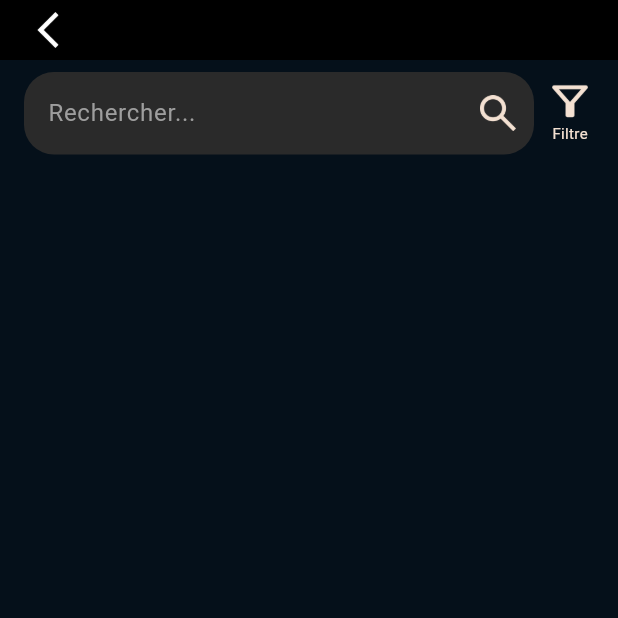
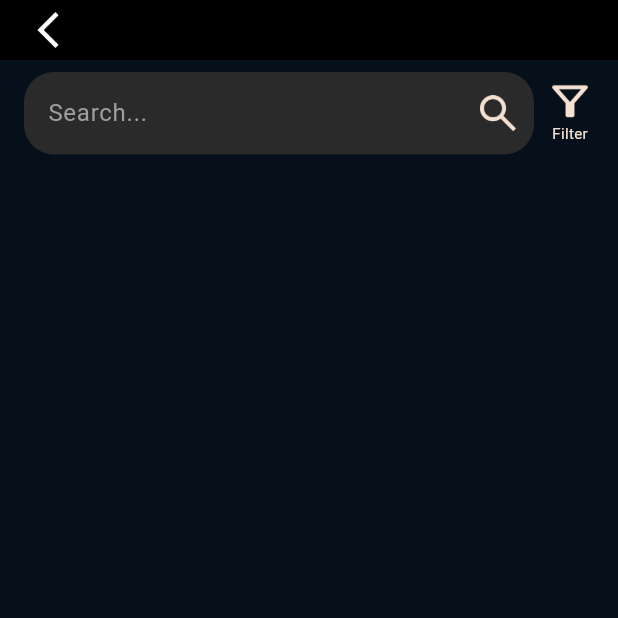
Before and after one commit to LucaLnoo/Lino-Robert-ClapCast-Flutter, a Flutter app: the CategoryScreen screen opened by its route, on a phone screen of 412 x 824 dp, the top half of it. Run offline on Flutter 3.47's test engine with Material 3 defaults, Android fonts, the phone set to English and light mode, and no system bars; our stand-ins replace dio, qr_flutter, retrofit; missing offline and left inert: dart:ffi; generated files the repository leaves out were written again; network calls fail.

Commit message:
*externalize strings in filterBox, header, imageApi, list_item_page and qr_code

```diff
--- a/ClapCastFlutter/lib/app/widgets/header.dart
+++ b/ClapCastFlutter/lib/app/widgets/header.dart
@@ -1,5 +1,5 @@
 import 'package:flutter/material.dart';
-
+import '../../l10n/app_localizations.dart';
 import '../../generated/assets.dart';
 import '../../ressources/app_color.dart';
 import '../../ressources/app_dimens.dart';
@@ -137,6 +137,7 @@ class _SearchBarWidgetState extends State<SearchBarWidget> {
 
   @override
   Widget build(BuildContext context) {
+    final l10n = AppLocalizations.of(context)!;
     return Padding(
       padding: const EdgeInsets.symmetric(
           horizontal: AppMargin.medium, vertical: AppMargin.small),
@@ -158,11 +159,11 @@ class _SearchBarWidgetState extends State<SearchBarWidget> {
                       onChanged: widget.onQueryChange,
                       onSubmitted: (_) => widget.onSearchClick(),
                       style: const TextStyle(color: Colors.white),
-                      decoration: const InputDecoration(
-                        hintText: "Rechercher...",
-                        hintStyle: TextStyle(color: Colors.grey),
+                      decoration: InputDecoration(
+                        hintText: l10n.searchHint,
+                        hintStyle: const TextStyle(color: Colors.grey),
                         border: InputBorder.none,
-                        contentPadding: EdgeInsets.symmetric(horizontal: 16.0),
+                        contentPadding: const EdgeInsets.symmetric(horizontal: 16.0),
                       ),
                       cursorColor: Colors.white,
                     ),
@@ -199,9 +200,9 @@ class _SearchBarWidgetState extends State<SearchBarWidget> {
                     height: 24,
                   ),
                   const SizedBox(height: 2),
-                  const Text(
-                    "Filtre",
-                    style: TextStyle(
+                  Text(
+                    l10n.filter,
+                    style: const TextStyle(
                         color: AppColor.appContrast,
                         fontSize: 10,
                         fontWeight: FontWeight.normal
@@ -229,7 +230,8 @@ class NavigationBarHeader extends StatelessWidget {
 
   @override
   Widget build(BuildContext context) {
-    final tabs = ["Acteurs", "Films"];
+    final l10n = AppLocalizations.of(context)!;
+    final tabs = [l10n.actors, l10n.movies];
 
     return Container(
       width: double.infinity,
--- a/ClapCastFlutter/lib/app/widgets/imageApi.dart
+++ b/ClapCastFlutter/lib/app/widgets/imageApi.dart
@@ -1,4 +1,5 @@
 import 'package:flutter/material.dart';
+import '../../l10n/app_localizations.dart';
 
 class ImageApi extends StatelessWidget {
   final String imagePath;
@@ -18,6 +19,9 @@ class ImageApi extends StatelessWidget {
 
   @override
   Widget build(BuildContext context) {
+
+    final l10n = AppLocalizations.of(context)!;
+
     final imageUrl = "https://image.tmdb.org/t/p/w$width$imagePath";
 
     return ClipRRect(
@@ -31,7 +35,7 @@ class ImageApi extends StatelessWidget {
 
         fit: BoxFit.cover,
 
-        semanticLabel: description ?? "Image du film",
+        semanticLabel: description ?? l10n.movieImageFallback,
 
         loadingBuilder: (context, child, loadingProgress) {
           if (loadingProgress == null) return child;
--- a/ClapCastFlutter/lib/app/widgets/list_item_page.dart
+++ b/ClapCastFlutter/lib/app/widgets/list_item_page.dart
@@ -1,4 +1,5 @@
 import 'package:flutter/material.dart';
+import '../../l10n/app_localizations.dart';
 import '../../app/widgets/background.dart';
 import '../../app/widgets/header.dart';
 import '../../ressources/app_color.dart';
@@ -43,6 +44,7 @@ class _MediaListLayoutState extends State<MediaListLayout> {
 
   @override
   Widget build(BuildContext context) {
+    final l10n = AppLocalizations.of(context)!;
     final bool isApiSearch = widget.onSearchQueryChanged != null;
 
     final filteredPeople = _filterPeopleLocally(applyTextFilter: !isApiSearch);
@@ -85,13 +87,13 @@ class _MediaListLayoutState extends State<MediaListLayout> {
                     child: CustomScrollView(
                       slivers: [
                         if (_isActorFilter && filteredPeople.isNotEmpty) ...[
-                          _buildSectionHeader("Acteurs"),
+                          _buildSectionHeader(l10n.actors),
                           _buildGrid(
                             itemCount: filteredPeople.length,
                             itemBuilder: (context, index) {
                               final person = filteredPeople[index];
                               return MediaCardButton(
-                                text: person.name ?? "Inconnu",
+                                text: person.name ?? l10n.unknown,
                                 imagePath: person.profilePathImage ?? "",
                                 onClick: () =>
                                     widget.onContentClick(person.id, true),
@@ -101,13 +103,13 @@ class _MediaListLayoutState extends State<MediaListLayout> {
                         ],
 
                         if (_isMovieFilter && filteredMovies.isNotEmpty) ...[
-                          _buildSectionHeader("Films"),
+                          _buildSectionHeader(l10n.movies),
                           _buildGrid(
                             itemCount: filteredMovies.length,
                             itemBuilder: (context, index) {
                               final movie = filteredMovies[index];
                               return MediaCardButton(
-                                text: movie.title ?? "Inconnu",
+                                text: movie.title ?? l10n.unknown,
                                 imagePath: movie.posterPathImage ?? "",
                                 onClick: () =>
                                     widget.onContentClick(movie.id, false),
--- a/ClapCastFlutter/lib/app/widgets/qr_code.dart
+++ b/ClapCastFlutter/lib/app/widgets/qr_code.dart
@@ -1,4 +1,5 @@
 import 'package:flutter/material.dart';
+import '../../l10n/app_localizations.dart';
 import 'package:qr_flutter/qr_flutter.dart';
 import 'package:url_launcher/url_launcher.dart';
 
@@ -18,6 +19,8 @@ class QrCodeClapCast extends StatelessWidget {
 
   @override
   Widget build(BuildContext context) {
+
+    final l10n = AppLocalizations.of(context)!;
 
     return GestureDetector(
 
@@ -44,7 +47,7 @@ class QrCodeClapCast extends StatelessWidget {
           ),
           const SizedBox(height: 8),
           Text(
-            "Click or Scan",
+            l10n.clickOrScan,
             style: const TextStyle(
               color: AppColor.white,
               fontSize: 14.0,
--- a/ClapCastFlutter/lib/l10n/app_localizations.dart
+++ b/ClapCastFlutter/lib/l10n/app_localizations.dart
@@ -109,6 +109,78 @@ abstract class AppLocalizations {
   /// In en, this message translates to:
   /// **'Search'**
   String get navSearch;
+
+  /// No description provided for @actors.
+  ///
+  /// In en, this message translates to:
+  /// **'Actors'**
+  String get actors;
+
+  /// No description provided for @movies.
+  ///
+  /// In en, this message translates to:
+  /// **'Movies'**
+  String get movies;
+
+  /// No description provided for @unknown.
+  ///
+  /// In en, this message translates to:
+  /// **'Unknown'**
+  String get unknown;
+
+  /// No description provided for @clickOrScan.
+  ///
+  /// In en, this message translates to:
+  /// **'Click or Scan'**
+  String get clickOrScan;
+
+  /// No description provided for @movieImageFallback.
+  ///
+  /// In en, this message translates to:
+  /// **'Movie image'**
+  String get movieImageFallback;
+
+  /// No description provided for @searchHint.
+  ///
+  /// In en, this message translates to:
+  /// **'Search...'**
+  String get searchHint;
+
+  /// No description provided for @filter.
+  ///
+  /// In en, this message translates to:
+  /// **'Filter'**
+  String get filter;
+
+  /// No description provided for @filterAll.
+  ///
+  /// In en, this message translates to:
+  /// **'All'**
+  String get filterAll;
+
+  /// No description provided for @filterFemale.
+  ///
+  /// In en, this message translates to:
+  /// **'F'**
+  String get filterFemale;
+
+  /// No description provided for @filterMale.
+  ///
+  /// In en, this message translates to:
+  /// **'M'**
+  String get filterMale;
+
+  /// No description provided for @filterRecent.
+  ///
+  /// In en, this message translates to:
+  /// **'Recent'**
+  String get filterRecent;
+
+  /// No description provided for @filterOnlyFrench.
+  ///
+  /// In en, this message translates to:
+  /// **'Only French'**
+  String get filterOnlyFrench;
 }
 
 class _AppLocalizationsDelegate
```
Also changed, not shown: ClapCastFlutter/lib/app/widgets/filterBox.dart (+13 -9 lines), ClapCastFlutter/lib/l10n/app_en.arb (+13 -1 lines), ClapCastFlutter/lib/l10n/app_fr.arb (+13 -1 lines), ClapCastFlutter/lib/l10n/app_localizations_en.dart (+36 -0 lines), ClapCastFlutter/lib/l10n/app_localizations_fr.dart (+36 -0 lines).
